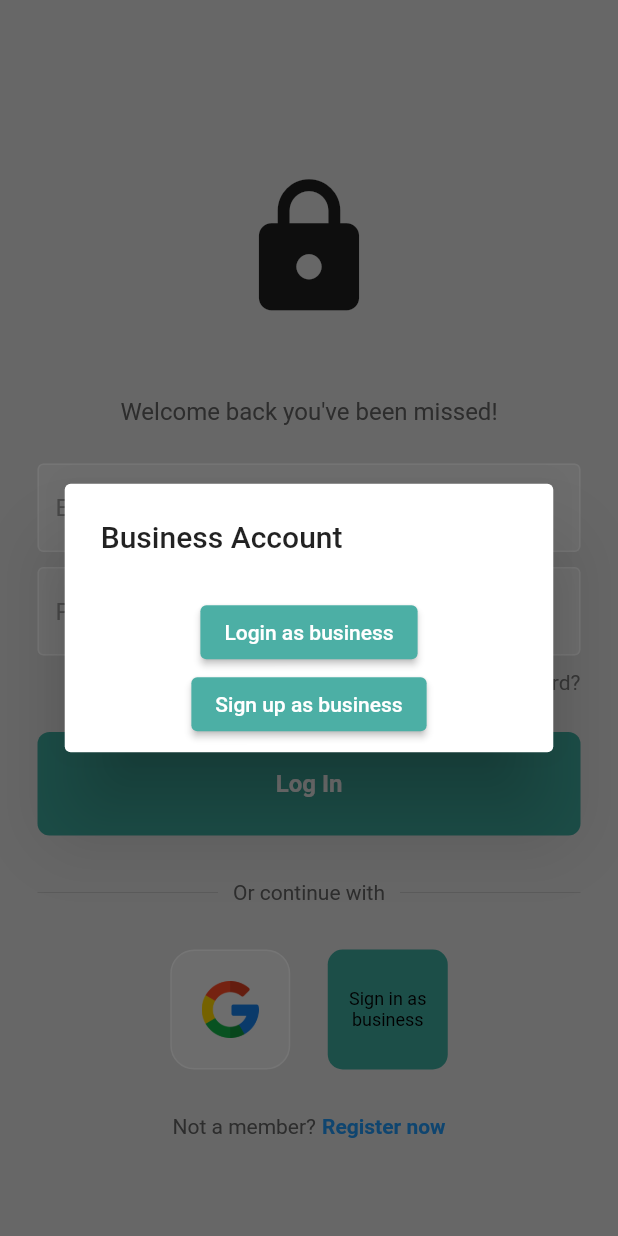
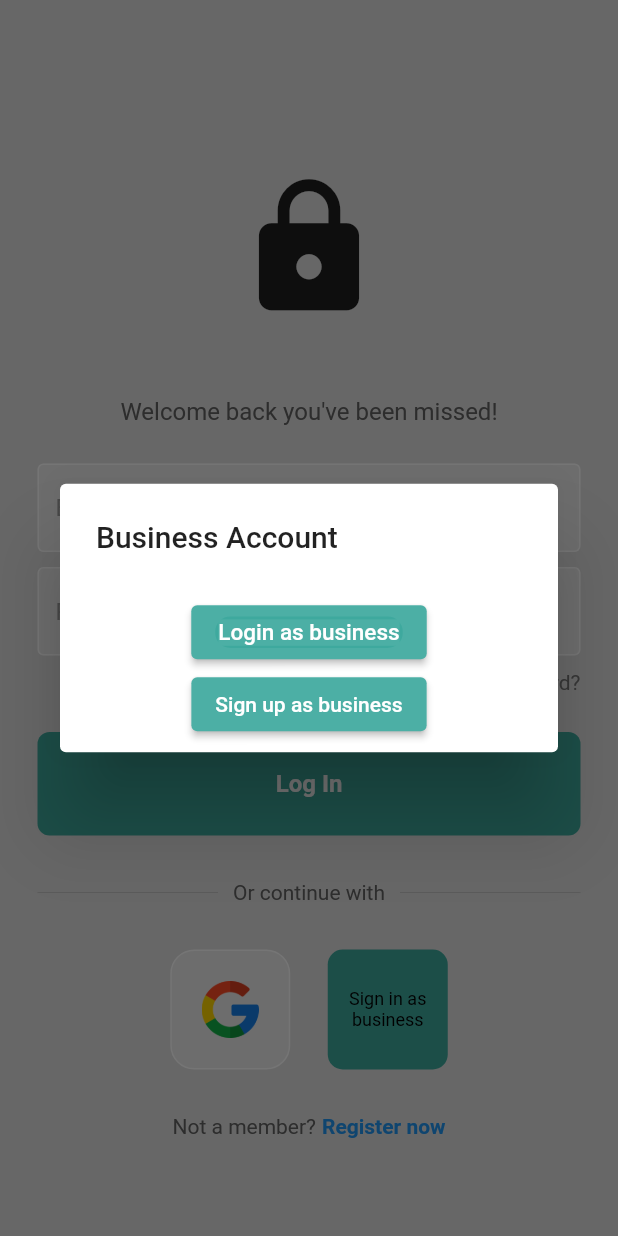
Before and after one commit to Sudesh-Maharjan/SwiftStyle-Version-2, a Flutter app: the screen it shows after launch, after a tap on "Sign in as business", on a phone screen of 412 x 824 dp. Run offline on Flutter 3.47's test engine with Material 2 defaults, Android fonts, the phone set to English and light mode, and no system bars; our stand-ins replace cloud_firestore, firebase_auth, firebase_core, flutter_svg; accounts and stored records are empty.

Commit message:
Business login, timeslot to checkout

```diff
--- a/lib/Businessaccountpages/BusinessSignUpPage.dart
+++ b/lib/Businessaccountpages/BusinessSignUpPage.dart
@@ -41,7 +41,7 @@ class _BusinessSignupPageState extends State<BusinessSignupPage> {
 
         // Store additional user data in Firestore
         await FirebaseFirestore.instance
-            .collection('businesses')
+            .collection('businesses_user_info')
             .doc(userCredential.user!.uid)
             .set({
           'email': _bemailController.text,
@@ -52,7 +52,11 @@ class _BusinessSignupPageState extends State<BusinessSignupPage> {
           'BusinessLocation': _blocationController.text
         });
         widget.onBusinessAccountCreated();
+
         // Navigate to the home page after successful signup
+        Navigator.of(context).pushReplacement(MaterialPageRoute(
+          builder: (context) => AuthPageBusiness(),
+        ));
       } else {
         // Display an error message using SnackBar
         ScaffoldMessenger.of(context).showSnackBar(SnackBar(
--- a/lib/login.dart
+++ b/lib/login.dart
@@ -1,7 +1,7 @@
 import 'package:firebase_auth/firebase_auth.dart';
 import 'package:flutter/material.dart';
 import 'package:salon/Businessaccountpages/BusinessSignUpPage.dart';
-// import 'package:salon/AuthPages/authentication.dart';
+import 'package:salon/Businessaccountpages/Login_business.dart';
 import 'package:salon/components/my_buttons.dart';
 import 'package:salon/components/my_textfield.dart';
 import 'package:salon/components/square_tile.dart';
@@ -79,7 +79,35 @@ class _LoginPageState extends State<LoginPage> {
                   //   MaterialPageRoute(builder: (context) => BusinessLoginPage()),
                   // );
                 },
-                child: Text('Login as business'),
+                child: GestureDetector(
+                  onTap: () {
+                    Navigator.push(
+                      context,
+                      MaterialPageRoute(
+                        builder: (context) => BusinessLoginPage(),
+                      ),
+                    );
+                  },
+                  child: Container(
+                    width: 125,
+                    height: 21,
+                    decoration: BoxDecoration(
+                      color: Color.fromARGB(255, 62, 169, 158),
+                      borderRadius: BorderRadius.circular(10),
+                    ),
+                    child: const Center(
+                      child: Text(
+                        'Login as business',
+                        style: TextStyle(
+                          backgroundColor: Color.fromARGB(255, 76, 175, 165),
+                          color:
+                              Colors.white, // Replace with desired text color
+                          fontSize: 15,
+                        ),
+                      ),
+                    ),
+                  ),
+                ),
               ),
             ),
             Center(
```
Also changed, not shown: lib/Businessaccountpages/Login_business.dart (added, +158 -0 lines), lib/Hairpage/timeslotpage.dart (+12 -0 lines).
